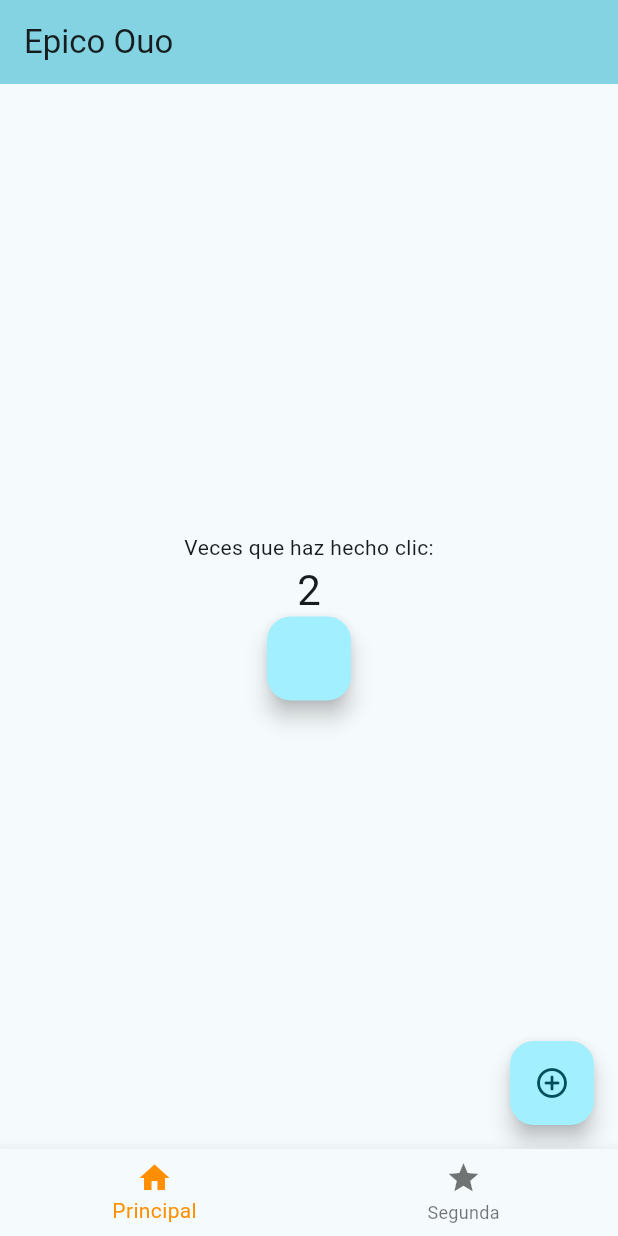
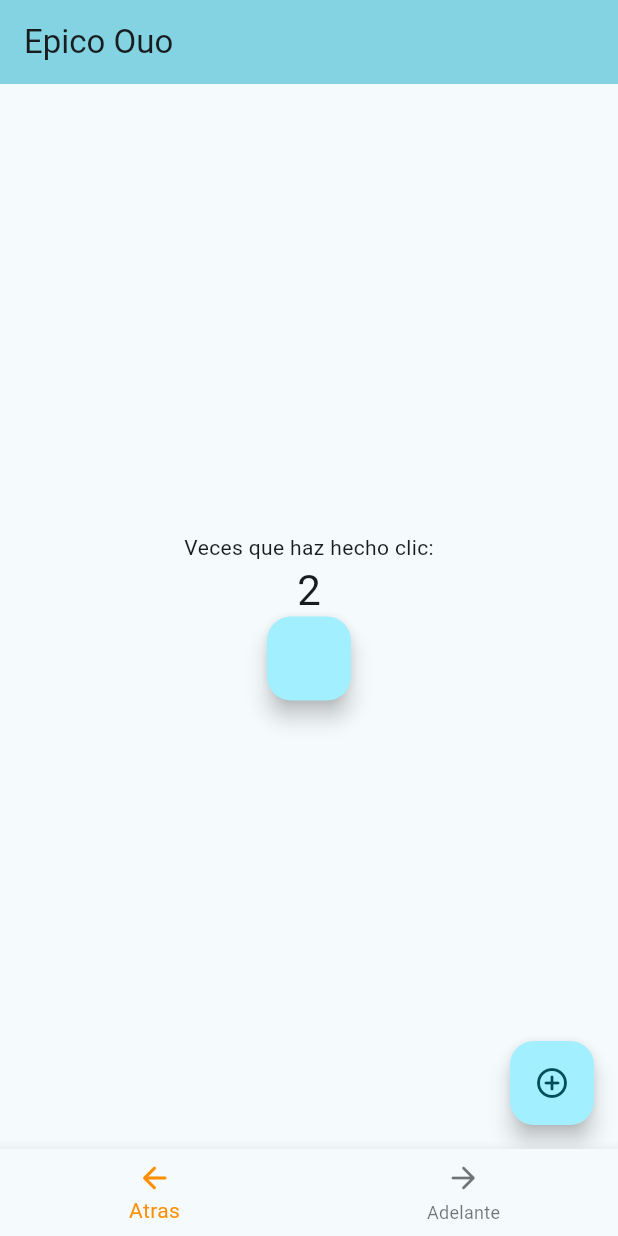
Before and after one commit to ImNoth1ng/Programacion-Movil-1, a Flutter app: the screen it shows after launch, after a tap on the "add circle outline" icon, on a phone screen of 412 x 824 dp. Run offline on Flutter 3.47's test engine with Material 3 defaults, Android fonts, the phone set to English and light mode, and no system bars.

Commit message:
Navegador corregido

```diff
--- a/lib/Navegador.dart
+++ b/lib/Navegador.dart
@@ -16,16 +16,26 @@ class _NavegadorState extends State<Navegador> {
   Widget? _cuerpo;
 
   int _p =0;
-  void _cambiaPantalla(int i) {
+  int _pantalla= 0;
+
+  final _Pantallas = [
+    const Principal(title: "Epico Ouo"),
+    const Segunda(title: "Segunda patalla"),
+    const Calculadora(title: "Calculadora Epica")
+  ];
+
+  void _cambiaPantalla(int i) {//recibe indice para saber el boton pulsado
     setState(() {
-      _p = i;
-      if (_p == 0){
-        _cuerpo = Principal(title: "Epico Ouo");
-      } else if (_p == 1) {
-        _cuerpo = Segunda(title: "Pagina Dowos",);
-      } else if (_p == 3 ){
-        _cuerpo = Calculadora(title: "Calculadora");
+      if(i == 0){//ATRAS
+        if(!(_pantalla == 0)){
+          _pantalla--;
+        }
+      } else if (i == 1) {//ADELANTE
+        if(!(_pantalla == _Pantallas.length-1)){
+          _pantalla++;
+        }
       }
+      _cuerpo = _Pantallas[_pantalla];
     });
   }
 
@@ -35,7 +45,7 @@ class _NavegadorState extends State<Navegador> {
 
   @override
   void initState(){
-    _cuerpo = const Principal(title: "Epico Ouo");
+    _cuerpo = _Pantallas[_pantalla];
   }
 
   @override
@@ -44,11 +54,11 @@ class _NavegadorState extends State<Navegador> {
     bottomNavigationBar: BottomNavigationBar(
     items: <BottomNavigationBarItem>[
     BottomNavigationBarItem(
-    icon: Icon(Icons.home),
-    label: 'Principal',),
+    icon: Icon(Icons.arrow_back_rounded),
+    label: 'Atras',),
     BottomNavigationBarItem(
-      icon: Icon(Icons.star),
-      label: 'Segunda',
+      icon: Icon(Icons.arrow_forward_rounded),
+      label: 'Adelante',
 
     ),
         ],
```
